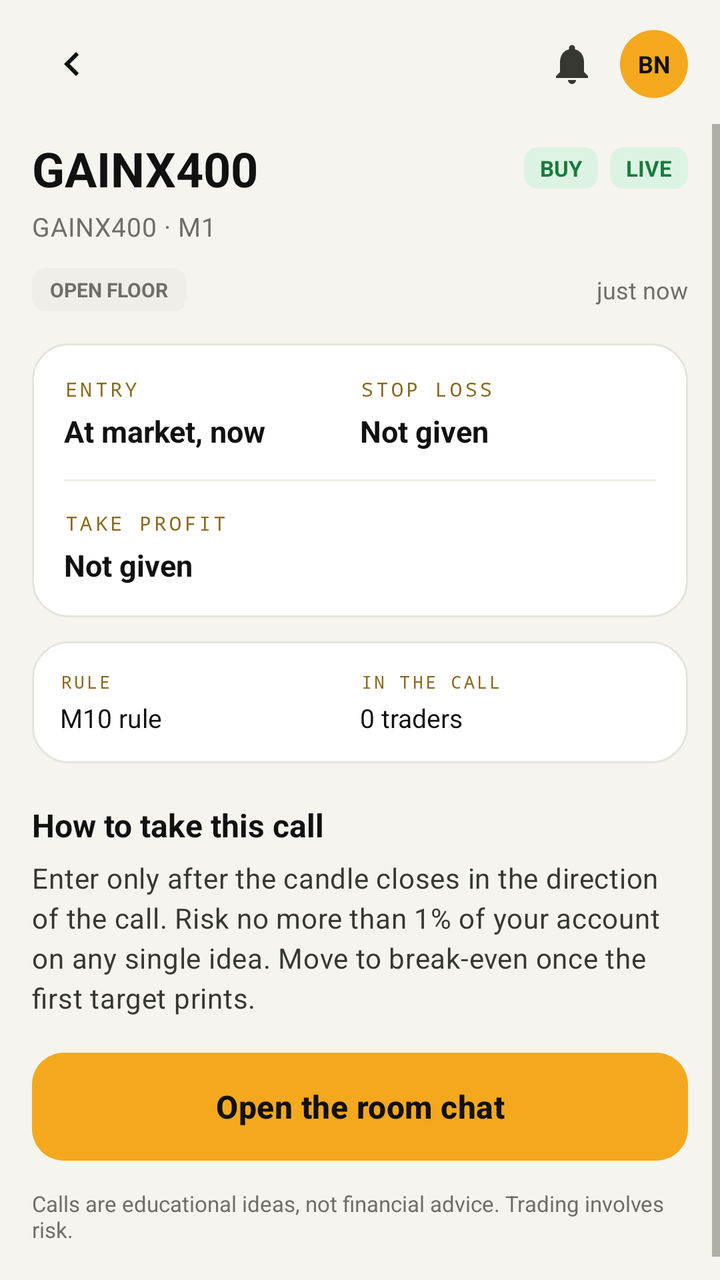
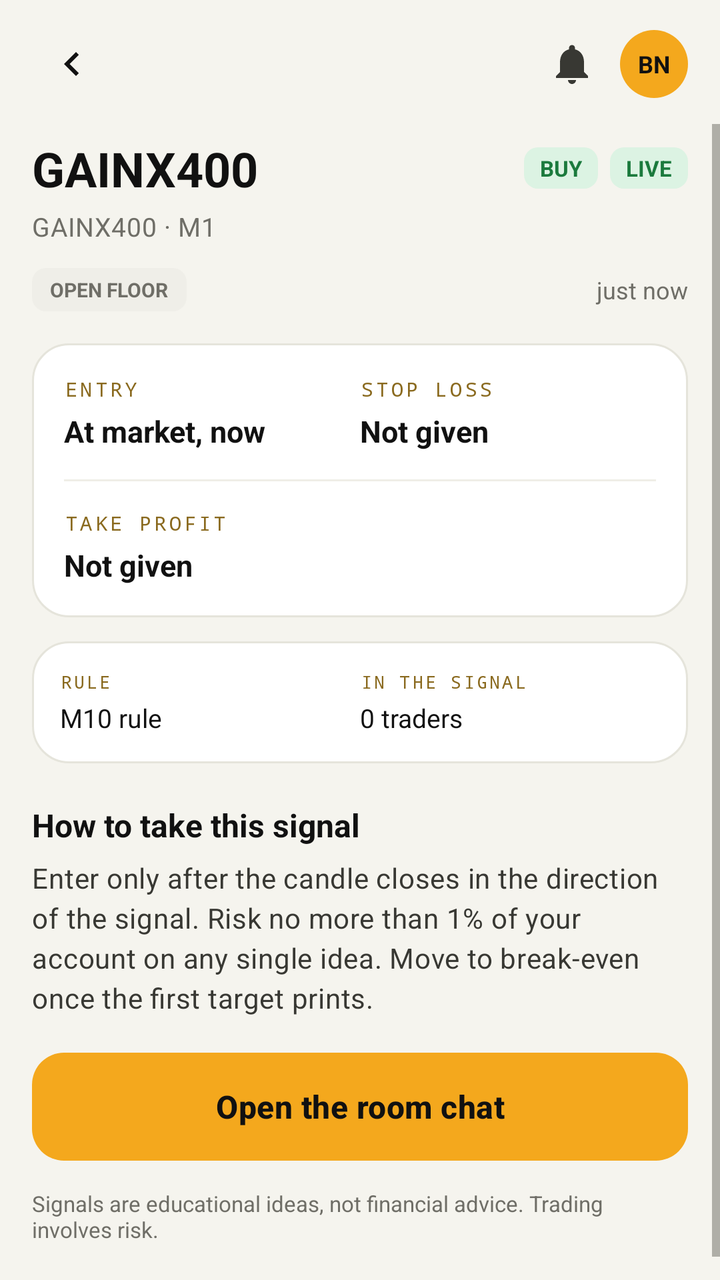

Screens rendered from an Android XML layout before and after an edit, with the pre-edit source and the edit as a unified diff.
<!-- AndroidManifest.xml: application theme Theme.ATG -->
<!-- res/layout/activity_signal_detail.xml -->
<?xml version="1.0" encoding="utf-8"?>
<LinearLayout xmlns:android="http://schemas.android.com/apk/res/android"
    xmlns:app="http://schemas.android.com/apk/res-auto"
    android:layout_width="match_parent"
    android:layout_height="match_parent"
    android:background="@color/bg"
    android:orientation="vertical">

    <include layout="@layout/view_header" />

    <ScrollView
        android:layout_width="match_parent"
        android:layout_height="0dp"
        android:layout_weight="1"
        android:clipToPadding="false"
        android:fillViewport="true">

        <LinearLayout
            android:layout_width="match_parent"
            android:layout_height="wrap_content"
            android:orientation="vertical"
            android:paddingStart="@dimen/screen_pad"
            android:paddingTop="6dp"
            android:paddingEnd="@dimen/screen_pad"
            android:paddingBottom="30dp">

            <LinearLayout
                android:layout_width="match_parent"
                android:layout_height="wrap_content"
                android:gravity="center_vertical"
                android:orientation="horizontal">

                <TextView
                    android:id="@+id/tvDetailTitle"
                    android:layout_width="0dp"
                    android:layout_height="wrap_content"
                    android:layout_weight="1"
                    android:text="GAINX400"
                    android:textColor="@color/ink"
                    android:textSize="24sp"
                    android:textStyle="bold" />

                <TextView
                    android:id="@+id/tvDetailSide"
                    android:layout_width="wrap_content"
                    android:layout_height="wrap_content"
                    android:background="@drawable/bg_chip_green"
                    android:paddingStart="8dp"
                    android:paddingTop="3dp"
                    android:paddingEnd="8dp"
                    android:paddingBottom="3dp"
                    android:text="BUY"
                    android:textColor="@color/green_text"
                    android:textSize="11sp"
                    android:textStyle="bold" />

                <TextView
                    android:id="@+id/tvDetailStatus"
                    android:layout_width="wrap_content"
                    android:layout_height="wrap_content"
                    android:layout_marginStart="6dp"
                    android:background="@drawable/bg_chip_green"
                    android:paddingStart="8dp"
                    android:paddingTop="3dp"
                    android:paddingEnd="8dp"
                    android:paddingBottom="3dp"
                    android:text="LIVE"
                    android:textColor="@color/green_text"
                    android:textSize="11sp"
                    android:textStyle="bold" />
            </LinearLayout>

            <TextView
                android:id="@+id/tvDetailSubtitle"
                style="@style/TextAppearance.ATG.Meta"
                android:layout_width="match_parent"
                android:layout_height="wrap_content"
                android:layout_marginTop="4dp"
                android:text="GAINX400 · M1" />

            <LinearLayout
                android:layout_width="match_parent"
                android:layout_height="wrap_content"
                android:layout_marginTop="12dp"
                android:gravity="center_vertical"
                android:orientation="horizontal">

                <TextView
                    android:id="@+id/tvDetailRoom"
                    android:layout_width="wrap_content"
                    android:layout_height="wrap_content"
                    android:background="@drawable/bg_chip_grey"
                    android:paddingStart="9dp"
                    android:paddingTop="4dp"
                    android:paddingEnd="9dp"
                    android:paddingBottom="4dp"
                    android:text="OPEN FLOOR"
                    android:textColor="@color/muted"
                    android:textSize="10sp"
                    android:textStyle="bold" />

                <TextView
                    android:id="@+id/tvDetailTime"
                    android:layout_width="0dp"
                    android:layout_height="wrap_content"
                    android:layout_marginStart="10dp"
                    android:layout_weight="1"
                    android:gravity="end"
                    android:text="just now"
                    android:textColor="@color/muted"
                    android:textSize="12sp" />
            </LinearLayout>

            <LinearLayout
                android:layout_width="match_parent"
                android:layout_height="wrap_content"
                android:layout_marginTop="16dp"
                android:background="@drawable/bg_card"
                android:orientation="vertical"
                android:padding="16dp">

                <LinearLayout
                    android:layout_width="match_parent"
                    android:layout_height="wrap_content"
                    android:orientation="horizontal">

                    <LinearLayout
                        android:layout_width="0dp"
                        android:layout_height="wrap_content"
                        android:layout_weight="1"
                        android:orientation="vertical">

                        <TextView
                            android:layout_width="wrap_content"
                            android:layout_height="wrap_content"
                            android:fontFamily="monospace"
                            android:letterSpacing="0.14"
                            android:text="ENTRY"
                            android:textColor="@color/gold"
                            android:textSize="10sp" />

                        <TextView
                            android:id="@+id/tvDetailEntry"
                            android:layout_width="wrap_content"
                            android:layout_height="wrap_content"
                            android:layout_marginTop="4dp"
                            android:text="At market, now"
                            android:textColor="@color/ink"
                            android:textSize="15sp"
                            android:textStyle="bold" />
                    </LinearLayout>

                    <LinearLayout
                        android:layout_width="0dp"
                        android:layout_height="wrap_content"
                        android:layout_weight="1"
                        android:orientation="vertical">

                        <TextView
                            android:layout_width="wrap_content"
                            android:layout_height="wrap_content"
                            android:fontFamily="monospace"
                            android:letterSpacing="0.14"
                            android:text="STOP LOSS"
                            android:textColor="@color/gold"
                            android:textSize="10sp" />

                        <TextView
                            android:id="@+id/tvDetailStop"
                            android:layout_width="wrap_content"
                            android:layout_height="wrap_content"
                            android:layout_marginTop="4dp"
                            android:text="Not given"
                            android:textColor="@color/ink"
                            android:textSize="15sp"
                            android:textStyle="bold" />
                    </LinearLayout>
                </LinearLayout>

                <View
                    android:layout_width="match_parent"
                    android:layout_height="1dp"
                    android:layout_marginTop="14dp"
                    android:layout_marginBottom="14dp"
                    android:background="@color/stroke_soft" />

                <TextView
                    android:layout_width="wrap_content"
                    android:layout_height="wrap_content"
                    android:fontFamily="monospace"
                    android:letterSpacing="0.14"
                    android:text="TAKE PROFIT"
                    android:textColor="@color/gold"
                    android:textSize="10sp" />

                <TextView
                    android:id="@+id/tvDetailTargets"
                    android:layout_width="match_parent"
                    android:layout_height="wrap_content"
                    android:layout_marginTop="4dp"
                    android:text="Not given"
                    android:textColor="@color/ink"
                    android:textSize="15sp"
                    android:textStyle="bold" />
            </LinearLayout>

            <LinearLayout
                android:layout_width="match_parent"
                android:layout_height="wrap_content"
                android:layout_marginTop="12dp"
                android:background="@drawable/bg_card"
                android:orientation="horizontal"
                android:padding="14dp">

                <LinearLayout
                    android:layout_width="0dp"
                    android:layout_height="wrap_content"
                    android:layout_weight="1"
                    android:orientation="vertical">

                    <TextView
                        android:layout_width="wrap_content"
                        android:layout_height="wrap_content"
                        android:fontFamily="monospace"
                        android:letterSpacing="0.12"
                        android:text="RULE"
                        android:textColor="@color/gold"
                        android:textSize="9sp" />

                    <TextView
                        android:id="@+id/tvDetailRule"
                        android:layout_width="wrap_content"
                        android:layout_height="wrap_content"
                        android:layout_marginTop="3dp"
                        android:text="M10 rule"
                        android:textColor="@color/ink"
                        android:textSize="13sp" />
                </LinearLayout>

                <LinearLayout
                    android:layout_width="0dp"
                    android:layout_height="wrap_content"
                    android:layout_weight="1"
                    android:orientation="vertical">

                    <TextView
                        android:layout_width="wrap_content"
                        android:layout_height="wrap_content"
                        android:fontFamily="monospace"
                        android:letterSpacing="0.12"
                        android:text="IN THE CALL"
                        android:textColor="@color/gold"
                        android:textSize="9sp" />

                    <TextView
                        android:id="@+id/tvDetailParticipants"
                        android:layout_width="wrap_content"
                        android:layout_height="wrap_content"
                        android:layout_marginTop="3dp"
                        android:text="0 traders"
                        android:textColor="@color/ink"
                        android:textSize="13sp" />
                </LinearLayout>
            </LinearLayout>

            <TextView
                android:layout_width="wrap_content"
                android:layout_height="wrap_content"
                android:layout_marginTop="20dp"
                android:text="How to take this call"
                android:textColor="@color/ink"
                android:textSize="16sp"
                android:textStyle="bold" />

            <TextView
                android:id="@+id/tvDetailNotes"
                style="@style/TextAppearance.ATG.Body"
                android:layout_width="match_parent"
                android:layout_height="wrap_content"
                android:layout_marginTop="6dp"
                android:text="Enter only after the candle closes in the direction of the call. Risk no more than 1% of your account on any single idea. Move to break-even once the first target prints." />

            <com.google.android.material.button.MaterialButton
                android:id="@+id/btnOpenChat"
                style="@style/Widget.ATG.Button"
                android:layout_width="match_parent"
                android:layout_height="@dimen/button_height"
                android:layout_marginTop="18dp"
                android:text="Open the room chat" />

            <TextView
                android:layout_width="match_parent"
                android:layout_height="wrap_content"
                android:layout_marginTop="14dp"
                android:text="Calls are educational ideas, not financial advice. Trading involves risk."
                android:textColor="@color/muted"
                android:textSize="11sp" />
        </LinearLayout>
    </ScrollView>
</LinearLayout>
<!-- res/layout/view_header.xml (included above) -->
<?xml version="1.0" encoding="utf-8"?>
<LinearLayout xmlns:android="http://schemas.android.com/apk/res/android"
    xmlns:app="http://schemas.android.com/apk/res-auto"
    android:layout_width="match_parent"
    android:layout_height="wrap_content"
    android:orientation="horizontal"
    android:gravity="center_vertical"
    android:paddingStart="@dimen/screen_pad"
    android:paddingEnd="@dimen/screen_pad"
    android:paddingTop="12dp"
    android:paddingBottom="10dp">

    <ImageButton
        android:id="@+id/btnBack"
        android:layout_width="40dp"
        android:layout_height="40dp"
        android:background="?attr/selectableItemBackgroundBorderless"
        android:contentDescription="@string/back"
        android:padding="8dp"
        android:src="@drawable/ic_back"
        app:tint="@color/ink" />

    <TextView
        android:id="@+id/tvHeaderTitle"
        android:layout_width="0dp"
        android:layout_height="wrap_content"
        android:layout_weight="1"
        android:layout_marginStart="6dp"
        android:textSize="17sp"
        android:textStyle="bold"
        android:textColor="@color/ink" />

    <ImageButton
        android:id="@+id/btnBell"
        android:layout_width="40dp"
        android:layout_height="40dp"
        android:background="?attr/selectableItemBackgroundBorderless"
        android:contentDescription="Notifications"
        android:padding="9dp"
        android:src="@drawable/ic_bell"
        app:tint="@color/ink_soft" />

    <TextView
        android:id="@+id/tvHeaderAvatar"
        android:layout_width="34dp"
        android:layout_height="34dp"
        android:layout_marginStart="4dp"
        android:background="@drawable/bg_avatar"
        android:gravity="center"
        android:text="BN"
        android:textColor="@color/ink"
        android:textSize="12sp"
        android:textStyle="bold" />
</LinearLayout>
<!-- resources referenced by this layout -->
<resources>
  <color name="bg">#F5F4EE</color>
  <color name="gold">#8A6A1F</color>
  <color name="green_text">#1B7A3D</color>
  <color name="ink">#111111</color>
  <color name="ink_soft">#383833</color>
  <color name="muted">#6F6E67</color>
  <color name="stroke_soft">#EFEEE7</color>
  <dimen name="button_height">54dp</dimen>
  <dimen name="screen_pad">16dp</dimen>
  <!-- drawable bg_avatar (drawable) -->
  <?xml version="1.0" encoding="utf-8"?>
  <shape xmlns:android="http://schemas.android.com/apk/res/android" android:shape="oval">
      <solid android:color="@color/primary" />
  </shape>
  <!-- drawable bg_card (drawable) -->
  <?xml version="1.0" encoding="utf-8"?>
  <shape xmlns:android="http://schemas.android.com/apk/res/android" android:shape="rectangle">
      <solid android:color="@color/surface" />
      <corners android:radius="@dimen/radius" />
      <stroke android:width="1dp" android:color="@color/stroke" />
  </shape>
  <!-- drawable bg_chip_green (drawable) -->
  <?xml version="1.0" encoding="utf-8"?>
  <shape xmlns:android="http://schemas.android.com/apk/res/android" android:shape="rectangle">
      <solid android:color="@color/green_bg" />
      <corners android:radius="7dp" />
  </shape>
  <!-- drawable bg_chip_grey (drawable) -->
  <?xml version="1.0" encoding="utf-8"?>
  <shape xmlns:android="http://schemas.android.com/apk/res/android" android:shape="rectangle">
      <solid android:color="@color/grey_chip" />
      <corners android:radius="7dp" />
  </shape>
  <!-- drawable ic_back (drawable) -->
  <vector xmlns:android="http://schemas.android.com/apk/res/android"
      android:width="24dp" android:height="24dp"
      android:viewportWidth="24" android:viewportHeight="24"
      android:tint="@color/ink">
      <path android:fillColor="#FF000000"
          android:pathData="M15.41,7.41L14,6l-6,6 6,6 1.41,-1.41L10.83,12z" />
  </vector>
  <!-- drawable ic_bell (drawable) -->
  <vector xmlns:android="http://schemas.android.com/apk/res/android"
      android:width="24dp" android:height="24dp"
      android:viewportWidth="24" android:viewportHeight="24"
      android:tint="@color/ink">
      <path android:fillColor="#FF000000"
          android:pathData="M12,22c1.1,0 2,-0.9 2,-2h-4c0,1.1 0.89,2 2,2zM18,16v-5c0,-3.07 -1.64,-5.64 -4.5,-6.32V4c0,-0.83 -0.67,-1.5 -1.5,-1.5s-1.5,0.67 -1.5,1.5v0.68C7.63,5.36 6,7.92 6,11v5l-2,2v1h16v-1z" />
  </vector>
  <string name="back">Back</string>
  <style name="TextAppearance.ATG.Body" parent="TextAppearance.Material3.BodyMedium">
          <item name="android:textSize">14sp</item>
          <item name="android:textColor">@color/ink_soft</item>
          <item name="android:lineSpacingMultiplier">1.25</item>
      </style>
  <style name="TextAppearance.ATG.Meta" parent="TextAppearance.Material3.BodyMedium">
          <item name="android:textSize">13sp</item>
          <item name="android:textColor">@color/muted</item>
          <item name="android:lineSpacingMultiplier">1.2</item>
      </style>
  <color name="primary">#F4A81D</color>
  <color name="surface">#FFFFFF</color>
  <dimen name="radius">18dp</dimen>
  <color name="stroke">#E5E4DB</color>
  <color name="green_bg">#DCF3E3</color>
  <color name="grey_chip">#EFEEE8</color>
  <color name="white">#FFFFFF</color>
  <style name="Theme.ATG.BottomSheet" parent="ThemeOverlay.Material3.BottomSheetDialog">
          <item name="android:colorBackground">@color/surface</item>
          <item name="colorSurface">@color/surface</item>
          <item name="android:navigationBarColor">@color/surface</item>
      </style>
  <style name="Theme.ATG.Dialog" parent="ThemeOverlay.Material3.MaterialAlertDialog">
          <item name="colorSurface">@color/surface</item>
          <item name="colorOnSurface">@color/ink</item>
          <item name="android:colorBackground">@color/surface</item>
      </style>
  <!-- unchanged entries left out for length: 2 -->
</resources>

<!-- the commit's change to res/layout/activity_signal_detail.xml (unified diff, before → after) -->
@@ -248,7 +248,7 @@
                         android:layout_height="wrap_content"
                         android:fontFamily="monospace"
                         android:letterSpacing="0.12"
-                        android:text="IN THE CALL"
+                        android:text="IN THE SIGNAL"
                         android:textColor="@color/gold"
                         android:textSize="9sp" />
 
@@ -267,7 +267,7 @@
                 android:layout_width="wrap_content"
                 android:layout_height="wrap_content"
                 android:layout_marginTop="20dp"
-                android:text="How to take this call"
+                android:text="How to take this signal"
                 android:textColor="@color/ink"
                 android:textSize="16sp"
                 android:textStyle="bold" />
@@ -278,7 +278,7 @@
                 android:layout_width="match_parent"
                 android:layout_height="wrap_content"
                 android:layout_marginTop="6dp"
-                android:text="Enter only after the candle closes in the direction of the call. Risk no more than 1% of your account on any single idea. Move to break-even once the first target prints." />
+                android:text="Enter only after the candle closes in the direction of the signal. Risk no more than 1% of your account on any single idea. Move to break-even once the first target prints." />
 
             <com.google.android.material.button.MaterialButton
                 android:id="@+id/btnOpenChat"
@@ -292,7 +292,7 @@
                 android:layout_width="match_parent"
                 android:layout_height="wrap_content"
                 android:layout_marginTop="14dp"
-                android:text="Calls are educational ideas, not financial advice. Trading involves risk."
+                android:text="Signals are educational ideas, not financial advice. Trading involves risk."
                 android:textColor="@color/muted"
                 android:textSize="11sp" />
         </LinearLayout>
